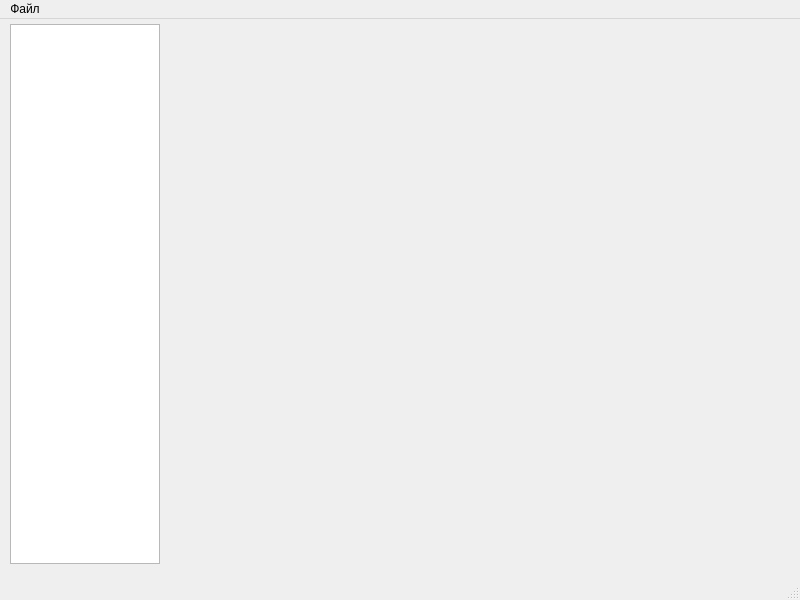
Before: the Qt Designer form Chisto/gui.ui in zhenekg/study_python, drawn with Qt 5.
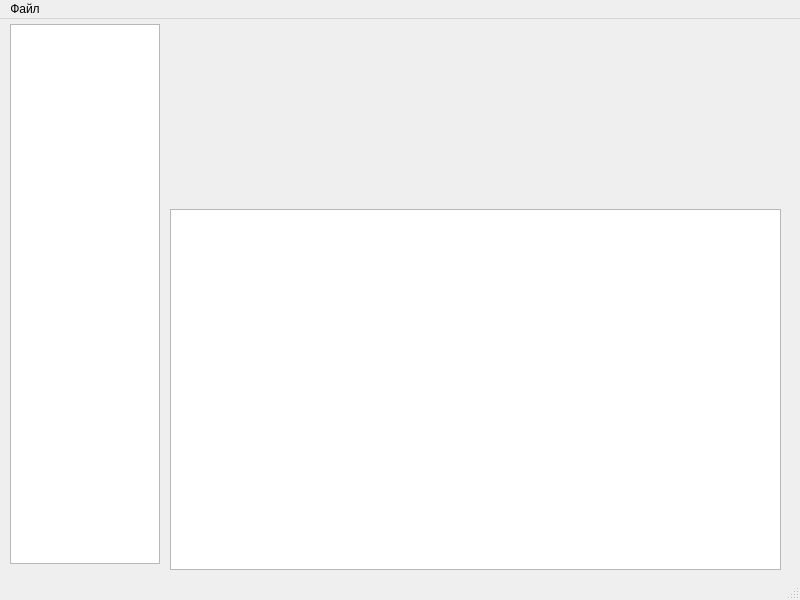
After: the same form once the commit is applied.

The edit to the form file:
```diff
--- a/Chisto/gui.ui
+++ b/Chisto/gui.ui
@@ -45,6 +45,16 @@
      <string/>
     </property>
    </widget>
+   <widget class="QTextEdit" name="textEdit">
+    <property name="geometry">
+     <rect>
+      <x>170</x>
+      <y>190</y>
+      <width>611</width>
+      <height>361</height>
+     </rect>
+    </property>
+   </widget>
   </widget>
   <widget class="QMenuBar" name="menubar">
    <property name="geometry">
```
